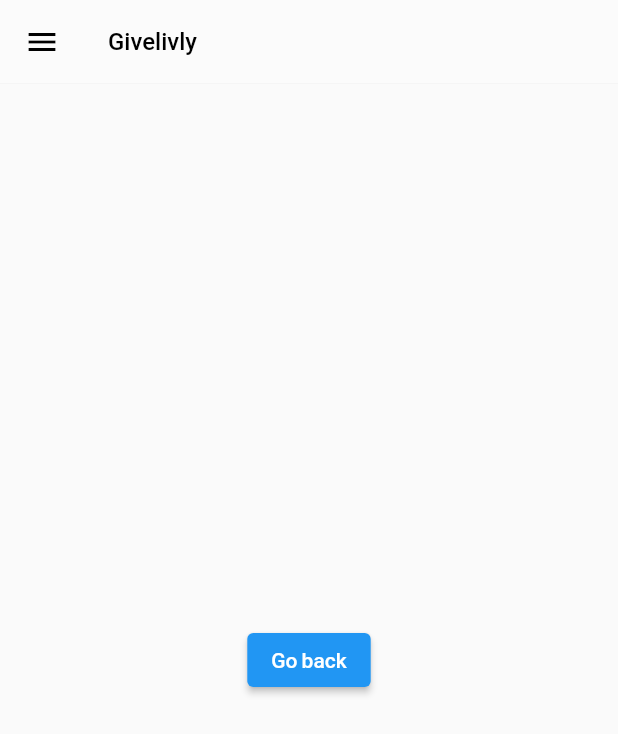
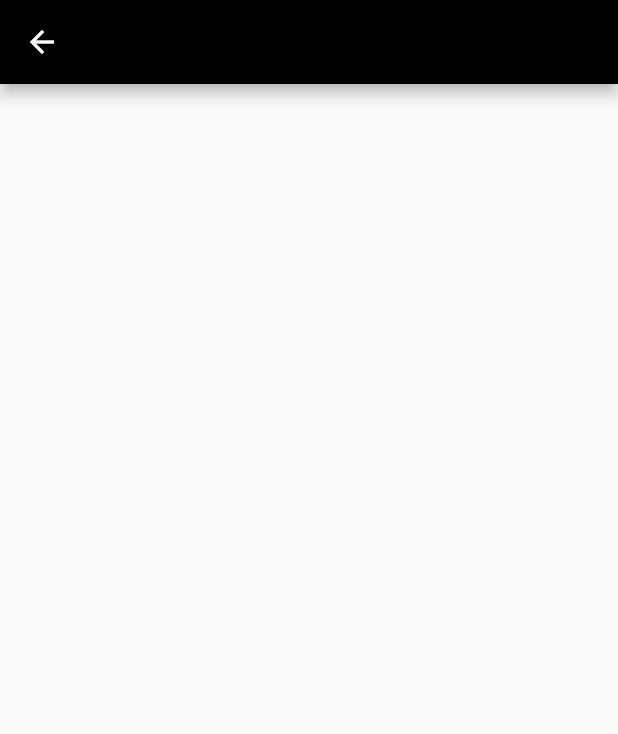
Before and after one commit to ratneshgujarathi/GiveLivly, a Flutter app: the Home_screen screen opened by its route, on a phone screen of 412 x 824 dp. Shown: the top 734 px of the screen. Run offline on Flutter 3.47's test engine with Material 2 defaults, Android fonts, the phone set to English and light mode, and no system bars; our stand-ins replace google_fonts; Roboto replaces fonts that are missing (Amiri).

Commit message:
Feature branch Commits (#1)

```diff
--- a/lib/Screens/HomeScreen.dart
+++ b/lib/Screens/HomeScreen.dart
@@ -9,31 +9,10 @@ class Home_screen extends StatelessWidget {
 
   @override
   Widget build(BuildContext context) {
-    return Scaffold(
-      appBar: AppBar(
-        foregroundColor: Colors.black, // change the color of the text
-        backgroundColor: Colors.white10, // change the color of the background
-        elevation: 0.0, // remove the shadow
-        title: const Text(
-          "Givelivly",
-          style: TextStyle(fontSize: 16),
-        ),
-      ),
-      drawer: const CustomDrawer(),
-      body: Material(
-        child: Center(
-          child: Material(
-            elevation: 1.0,
-            child: Center(
-              child: ElevatedButton(
-                onPressed: () {
-                  Navigator.pop(context);
-                },
-                child: Text("Go back"),
-                style: ButtonStyle(),
-              ),
-            ),
-          ),
+    return SafeArea(
+      child: Scaffold(
+        appBar: AppBar(
+          backgroundColor: Colors.black,
         ),
       ),
     );
--- a/lib/Screens/WelcomeScreen.dart
+++ b/lib/Screens/WelcomeScreen.dart
@@ -1,6 +1,7 @@
 // ignore_for_file: file_names
 
 import 'package:flutter/material.dart';
+import 'package:givelivly_beta/Routes/Routes.dart';
 import 'package:givelivly_beta/Themes/Themes.dart';
 import 'package:google_fonts/google_fonts.dart';
 
@@ -89,7 +90,9 @@ class WelcomeScreen extends StatelessWidget {
                       bottom: size.height * 0.05,
                       left: size.width * 0.1,
                       child: ElevatedButton(
-                        onPressed: () {},
+                        onPressed: () {
+                          Navigator.pushNamed(context, Routes.homeRoute);
+                        },
                         child: Container(
                           height: 50,
                           width: 50,
```
